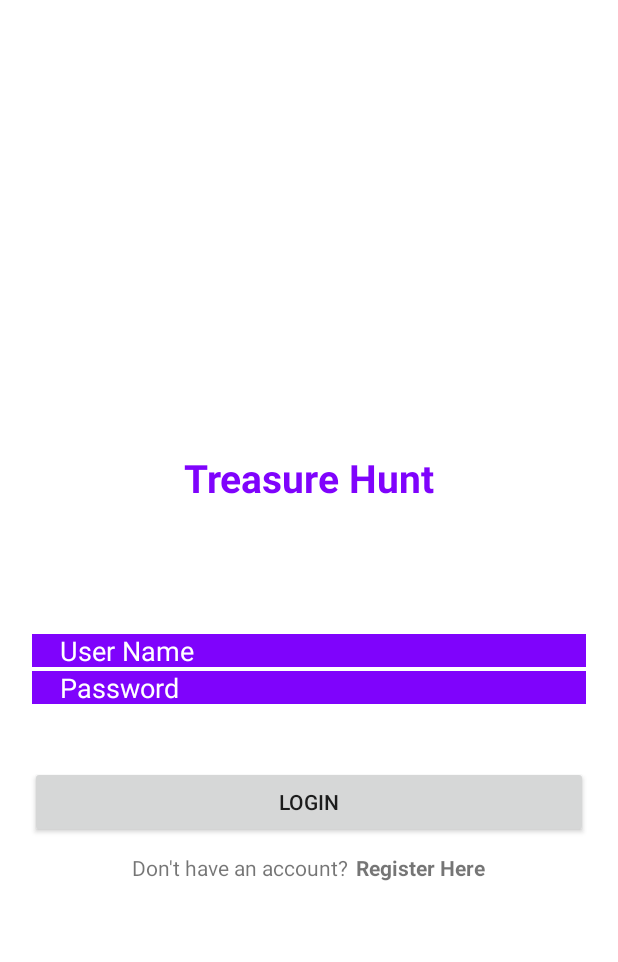
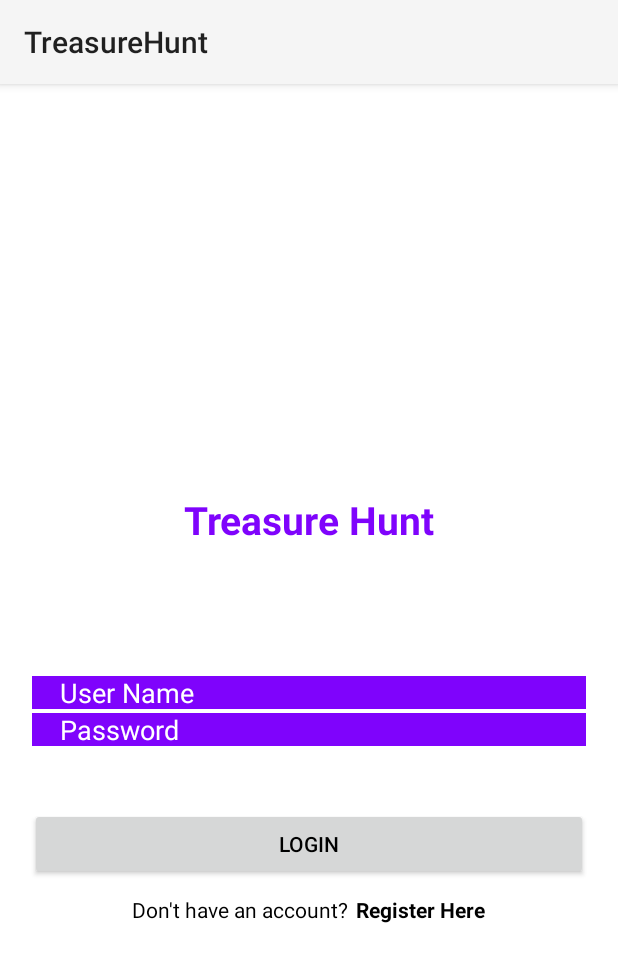
Before and after one commit to GutsArmour/TreasureHuntApp, an Android app: the screen it shows after launch (Login), on a phone screen of 412 x 824 dp. Shown: the top 962 px of the screen. Run offline under Robolectric (Android 15) with nearby library versions, the phone set to English and light mode, and no system bars; our stand-ins replace Firebase (no records; nobody signed in at launch, a user with empty details on screens opened directly).

Commit message:
dark mode added to text

```diff
--- a/app/src/main/java/com/example/treasurehunt/BaseAppCompatActivity.java
+++ b/app/src/main/java/com/example/treasurehunt/BaseAppCompatActivity.java
@@ -3,6 +3,7 @@ package com.example.treasurehunt;
 import android.content.SharedPreferences;
 import android.graphics.Color;
 import android.os.Bundle;
+import android.widget.PopupMenu;
 
 import androidx.appcompat.app.AppCompatActivity;
 
@@ -15,8 +16,10 @@ public class BaseAppCompatActivity extends AppCompatActivity {
         super.onCreate(savedInstanceState);
         if (darkModeActive) {
             getWindow().getDecorView().setBackgroundColor(Color.BLACK);
+            setTheme(R.style.darkModeText);
         } else {
             getWindow().getDecorView().setBackgroundColor(Color.WHITE);
+            setTheme(R.style.lightModeText);
         }
     }
 }
--- a/app/src/main/java/com/example/treasurehunt/MainActivity.java
+++ b/app/src/main/java/com/example/treasurehunt/MainActivity.java
@@ -82,7 +82,7 @@ public class MainActivity extends BaseAppCompatActivity {
         settingsBtn.setOnClickListener(new View.OnClickListener() {
             @Override
             public void onClick(View v) {
-                PopupMenu settingsMenu = new PopupMenu(MainActivity.this, v);
+                PopupMenu settingsMenu = new PopupMenu(MainActivity.this, v, R.style.popupMenuDark);
                 MenuInflater inflater = getMenuInflater();
                 inflater.inflate(R.menu.menu, settingsMenu.getMenu());
                 settingsMenu.setOnMenuItemClickListener(new PopupMenu.OnMenuItemClickListener() {
--- a/app/src/main/res/layout/activity_scanhistory.xml
+++ b/app/src/main/res/layout/activity_scanhistory.xml
@@ -10,7 +10,6 @@
         android:layout_height="165dp"
         android:gravity="center"
         android:text="Scan History"
-        android:textColor="#7f03fc"
         android:textSize="26sp"
         android:textStyle="bold"/>
 
--- a/app/src/main/res/layout/userscores.xml
+++ b/app/src/main/res/layout/userscores.xml
@@ -8,7 +8,6 @@
     android:textSize="20sp"
     android:layout_width="match_parent"
     android:layout_height="wrap_content"
-    android:textColor="@color/black"
     android:background="@drawable/leaderboard_border"/>
 
 </RelativeLayout>
--- a/app/src/main/res/values/colors.xml
+++ b/app/src/main/res/values/colors.xml
@@ -1,10 +1,19 @@
 <?xml version="1.0" encoding="utf-8"?>
 <resources>
     <color name="purple_200">#FFBB86FC</color>
-    <color name="purple_500">#FF6200EE</color>
+    <color name="purple_500">#7f03fc</color>
     <color name="purple_700">#FF3700B3</color>
     <color name="teal_200">#FF03DAC5</color>
     <color name="teal_700">#FF018786</color>
     <color name="black">#FF000000</color>
     <color name="white">#FFFFFFFF</color>
+    <style name="darkModeText" parent="Theme.AppCompat.Light">
+        <item name="android:textColor">#FFFFFF</item>
+    </style>
+    <style name="lightModeText" parent="Theme.AppCompat.Light">
+        <item name="android:textColor">#000000</item>
+    </style>
+    <style name="popupMenuDark" parent="Widget.AppCompat.PopupMenu">
+        <item name="android:popupBackground">#000000</item>
+    </style>
 </resources>
```
Also changed, not shown: app/src/main/java/com/example/treasurehunt/Leaderboard.java (+0 -7 lines), app/src/main/res/layout/activity_leaderboard.xml (+1 -14 lines), app/src/main/res/drawable-v24/white_leaderboard_icon.png (added), app/src/main/res/drawable-v24/white_settings_icon.png (added).
